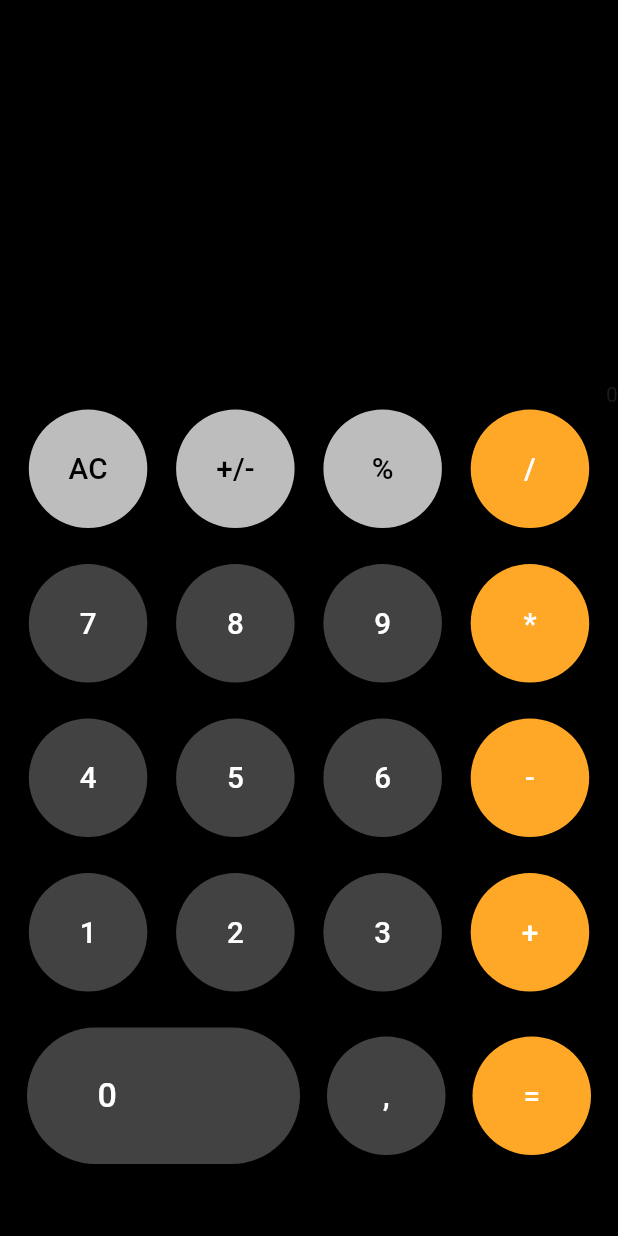
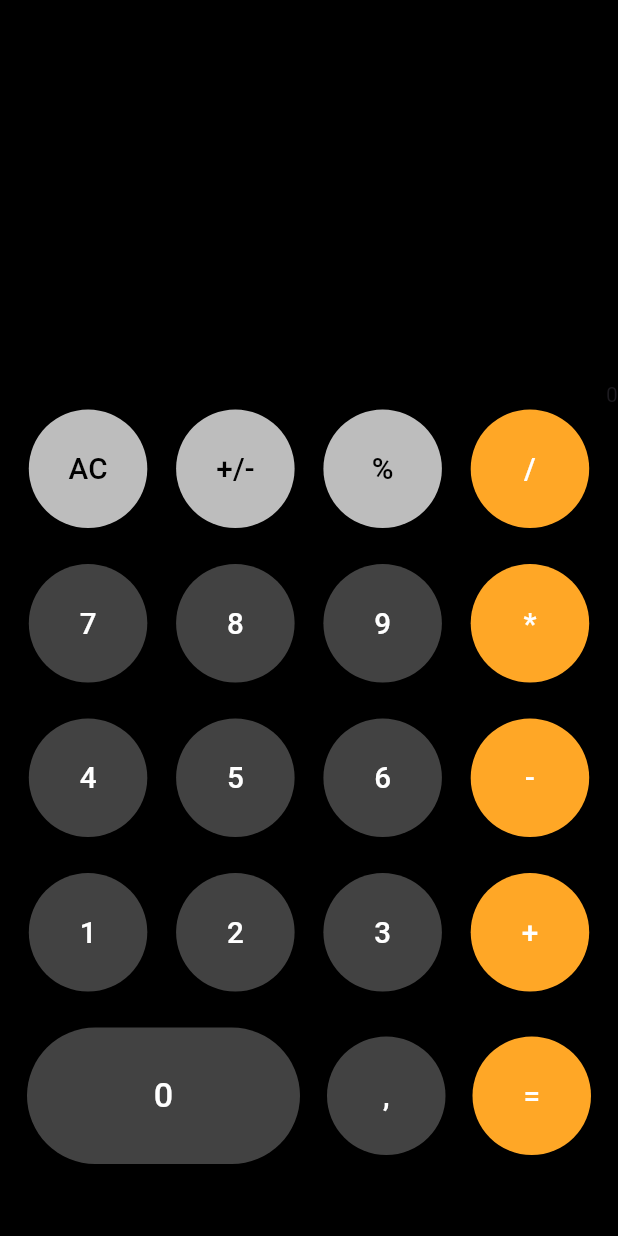
Before and after one commit to SoftwareEngeenering-fall-2024/calculator-frontend, a Flutter app: the screen it shows after launch, on a phone screen of 412 x 824 dp. Run offline on Flutter 3.47's test engine with Material 3 defaults, Android fonts, the phone set to English and light mode, and no system bars; our stand-ins replace get_it, injectable.

Commit message:
на созвоне

```diff
--- a/lib/app.dart
+++ /dev/null
@@ -1,12 +0,0 @@
-import 'package:flutter/material.dart';
-
-class App extends StatelessWidget {
-  const App({super.key});
-
-  @override
-  Widget build(BuildContext context) {
-    return const MaterialApp(
-      home: Placeholder(),
-    );
-  }
-}
--- a/lib/config/app.dart
+++ b/lib/config/app.dart
@@ -1,10 +1,12 @@
 import 'package:flutter/material.dart';
+
+import '../presentation/main_screen.dart';
 
 class App extends StatelessWidget {
   const App({super.key});
 
   @override
   Widget build(BuildContext context) {
-    return const MaterialApp(home: Placeholder());
+    return const MaterialApp(home: MainScreen());
   }
 }
--- a/lib/main.dart
+++ b/lib/main.dart
@@ -1,9 +1,12 @@
 import 'dart:math';
 
+import 'package:calculator_frontend/presentation/calc_button.dart';
 import 'package:flutter/material.dart';
 
+import 'config/app.dart';
+
 void main() {
-  runApp(const MyApp());
+  runApp(const App());
 }
 
 class MyApp extends StatelessWidget {
@@ -32,28 +35,6 @@ class MyHomePage extends StatefulWidget {
 
 }
 
-class CalcButton extends StatelessWidget {
-  const CalcButton({super.key, required this.size, required this.text, this.factor = 1.0 , required this.buttonColor, this.textColor = white});
-  static const Color white = Color(0xFFFFFFFF);
-  final String text;
-  final double size;
-  final double factor;
-  final Color buttonColor;
-  final Color textColor;
-
-  @override
-  Widget build(BuildContext context) {
-    return SizedBox(
-        width: size,
-        height: size * factor,
-        child: ElevatedButton(
-          child: Text(text, style: TextStyle(fontSize: size * factor / 4, color: textColor)),
-          onPressed: () {},
-          style: ElevatedButton.styleFrom(shape: StadiumBorder(), backgroundColor: buttonColor),
-        ));
-  }
-}
-
 class textLine extends StatelessWidget{
   const textLine({super.key, required this.text});
   final String text;
@@ -61,7 +42,7 @@ class textLine extends StatelessWidget{
   @override
   Widget build(BuildContext context) {
     return FittedBox(
-      child: Text(text, textDirection: TextDirection.ltr,selectionColor: Color(0xFFFFFFFF),));
+      child: Text(text, textDirection: TextDirection.ltr, selectionColor: Color(0xFFFFFFFF),),);
   }
 }
 
@@ -136,7 +117,7 @@ class _MyHomePageState extends State<MyHomePage> {
               Row(
                 mainAxisAlignment: MainAxisAlignment.spaceEvenly,
                 children: [
-                  CalcButton(size: size * 2 + 24, text: "0             ", factor: 0.5,buttonColor: Color(0xFF424242)),
+                  CalcButton(size: size * 2 + 24, text: "0", factor: 0.5, buttonColor: Color(0xFF424242)),
                   CalcButton(size: size, text: ",",buttonColor: Color(0xFF424242)),
                   CalcButton(size: size, text: "=",buttonColor: Color(0xFFFFA726)),
                 ],
--- /dev/null
+++ b/lib/presentation/calc_button.dart
@@ -0,0 +1,37 @@
+import 'package:flutter/material.dart';
+
+class CalcButton extends StatelessWidget {
+  const CalcButton({
+    super.key,
+    required this.size,
+    required this.text,
+    this.factor = 1.0,
+    required this.buttonColor,
+    this.textColor = Colors.white,
+  });
+
+  final String text;
+  final double size;
+  final double factor;
+  final Color buttonColor;
+  final Color textColor;
+
+  @override
+  Widget build(BuildContext context) {
+    return SizedBox(
+      width: size,
+      height: size * factor,
+      child: ElevatedButton(
+        onPressed: () {},
+        style: ElevatedButton.styleFrom(
+          shape: StadiumBorder(),
+          backgroundColor: buttonColor,
+        ),
+        child: Text(
+          text,
+          style: TextStyle(fontSize: size * factor / 4, color: textColor),
+        ),
+      ),
+    );
+  }
+}
--- /dev/null
+++ b/lib/presentation/main_screen.dart
@@ -0,0 +1,12 @@
+import 'package:flutter/material.dart';
+
+import '../main.dart';
+
+class MainScreen extends StatelessWidget {
+  const MainScreen({super.key});
+
+  @override
+  Widget build(BuildContext context) {
+    return MyHomePage(title: "",);
+  }
+}
```
Also changed, not shown: 1 other file.
